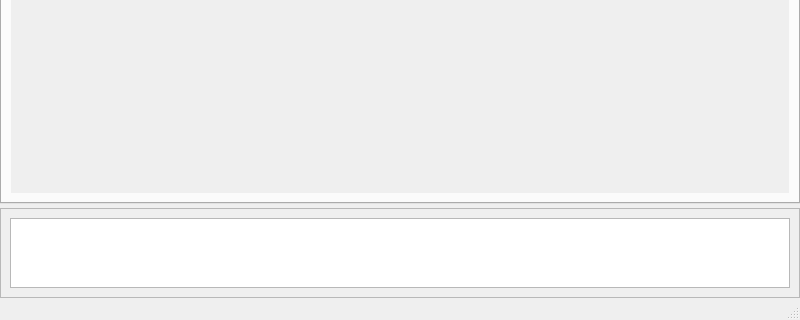
This is app/mainwindow/mainwindow.ui in codemeetscopper/Qt-Pop as Qt 5 draws it before an edit; both pictures show x 0 to 800 and y 280 to 600 of the 800 by 600 pixel window. The edited form follows.
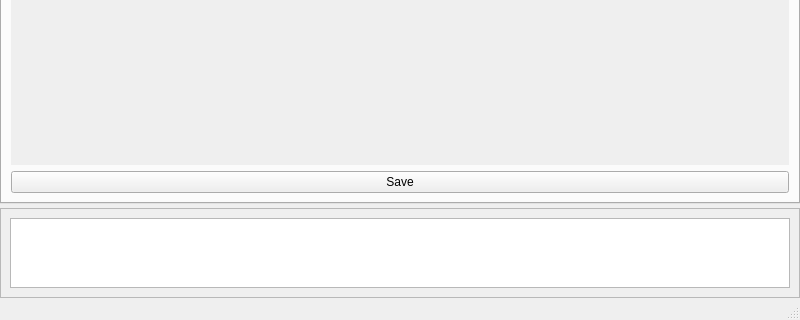
This is the edited form. The open tabs and pages were chosen to show the change.

Patch:
```diff
--- a/app/mainwindow/mainwindow.ui
+++ b/app/mainwindow/mainwindow.ui
@@ -106,8 +106,8 @@
             <rect>
              <x>0</x>
              <y>0</y>
-             <width>98</width>
-             <height>28</height>
+             <width>776</width>
+             <height>311</height>
             </rect>
            </property>
            <attribute name="label">
@@ -116,6 +116,13 @@
           </widget>
          </widget>
         </item>
+        <item>
+         <widget class="QPushButton" name="saveBtn">
+          <property name="text">
+           <string>Save</string>
+          </property>
+         </widget>
+        </item>
        </layout>
       </widget>
       <widget class="QWidget" name="qss">
```
Left out of the diff: 2 changed lines with no effect on the pictures.
